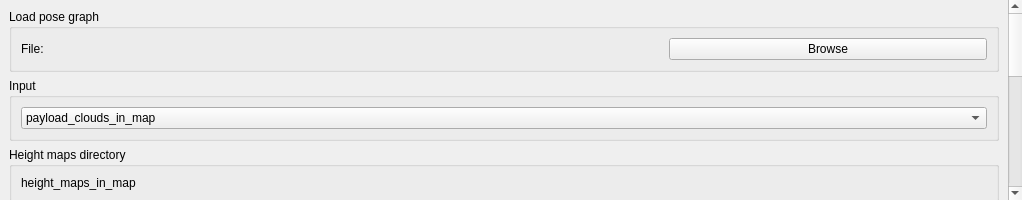
This is src/app/ddForestPayloads.ui in ori-drs/director_digiforest as Qt 5 draws it before an edit. The edited form follows.
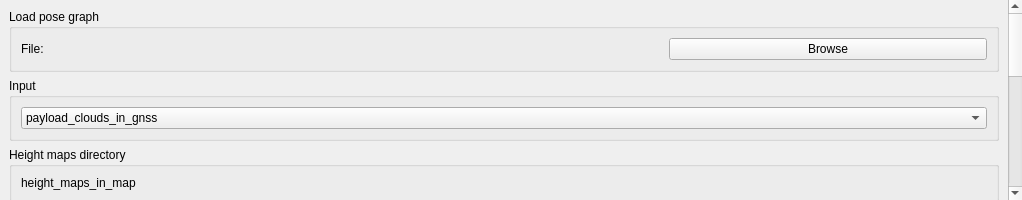
This is the edited form.

Commit message: rename frame to utm

What changed in the file:
```diff
--- a/src/app/ddForestPayloads.ui
+++ b/src/app/ddForestPayloads.ui
@@ -115,7 +115,7 @@
                <widget class="QComboBox" name="inputcloudcombo">
                  <item>
                   <property name="text">
-                   <string>payload_clouds_in_map</string>
+                   <string>payload_clouds_in_gnss</string>
                   </property>
                  </item>
                  <item>
```
Left out of the diff: 2 changed lines with no effect on the pictures. The commit also changes 2 other files.
